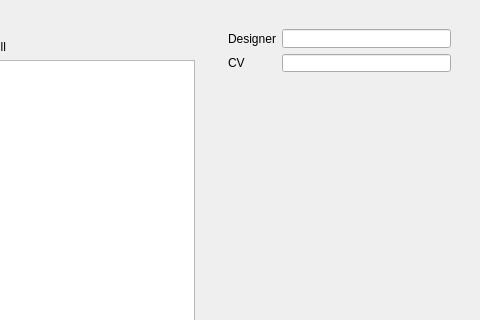
Above: src/dialog/generaloverview.ui from Mogara/QSanguosha before the change; both pictures show x 434 to 914 and y 0 to 320 of the 914 by 611 pixel window. Below: the same form after it.
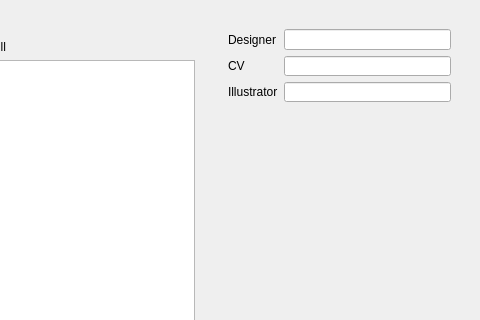
That is the form after the change. Icons and pictures are not drawn.

Commit message: add illustrator textbox

```diff
--- a/src/dialog/generaloverview.ui
+++ b/src/dialog/generaloverview.ui
@@ -110,7 +110,7 @@
           <property name="maximumSize">
            <size>
             <width>271</width>
-            <height>61</height>
+            <height>91</height>
            </size>
           </property>
           <layout class="QGridLayout" name="gridLayout">
@@ -151,6 +151,26 @@
              </property>
             </widget>
            </item>
+	   <item row="2" column="0">
+            <widget class="QLabel" name="illustratorLabel">
+             <property name="text">
+              <string>Illustrator</string>
+             </property>
+            </widget>
+           </item>
+           <item row="2" column="1">
+            <widget class="QLineEdit" name="illustratorLineEdit">
+             <property name="frame">
+              <bool>true</bool>
+             </property>
+             <property name="alignment">
+              <set>Qt::AlignRight|Qt::AlignTrailing|Qt::AlignVCenter</set>
+             </property>
+             <property name="readOnly">
+              <bool>true</bool>
+             </property>
+            </widget>
+           </item>
           </layout>
          </widget>
         </item>
```
The commit also changes 10 other files.
